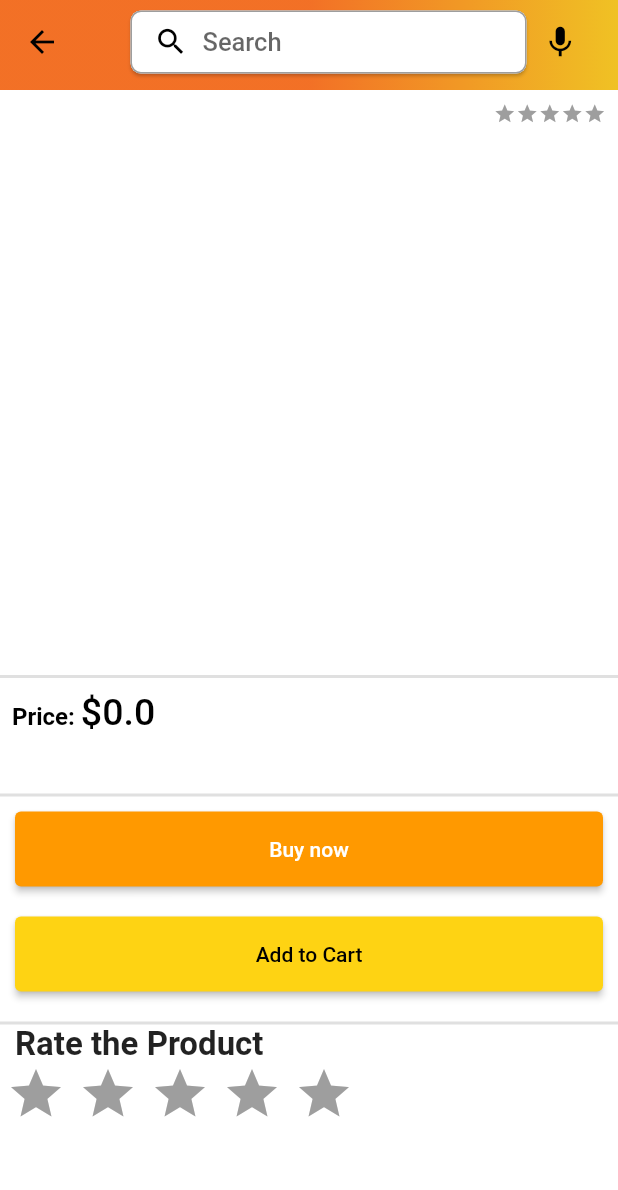
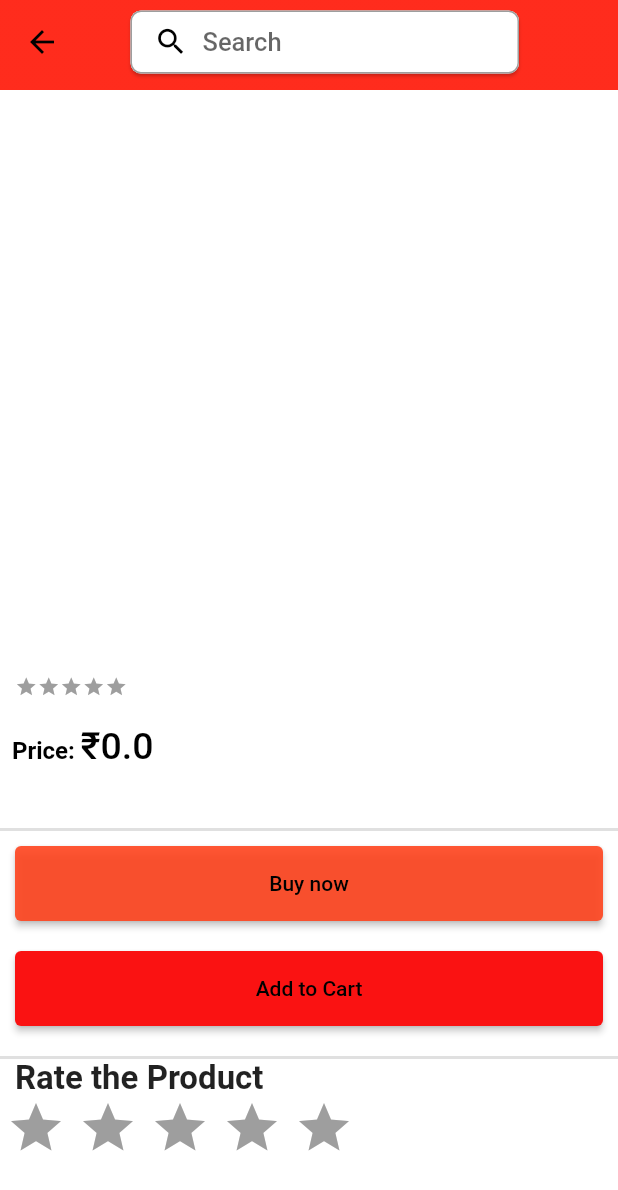
Before and after one commit to Ghoul25/flutter-ecomm-app, a Flutter app: the ProductDetailsScreen screen opened directly with empty values, on a phone screen of 412 x 824 dp. Shown: the top 1190 px of the screen. Run offline on Flutter 3.47's test engine with Material 2 defaults, Android fonts, the phone set to English and light mode, and no system bars; drawn by our look-alikes of carousel_slider, flutter_rating_bar; our stand-ins replace badges, charts_flutter_new, dotted_border, file_picker, shared_preferences; missing offline and left inert: cloudinary_public, pay; accounts and stored records are empty; network calls fail.

Commit message:
app modified

```diff
--- a/lib/common/widgets/custom_button.dart
+++ b/lib/common/widgets/custom_button.dart
@@ -14,17 +14,17 @@ class CustomButton extends StatelessWidget {
   @override
   Widget build(BuildContext context) {
     return ElevatedButton(
+      onPressed: onTap,
+      style: ElevatedButton.styleFrom(
+        minimumSize: const Size(double.infinity, 50),
+        backgroundColor: color,
+      ),
       child: Text(
         text,
         style: TextStyle(
           color: color == null ? Colors.white : Colors.black,
         ),
       ),
-      onPressed: onTap,
-      style: ElevatedButton.styleFrom(
-        minimumSize: const Size(double.infinity, 50),
-        primary: color,
-      ),
     );
   }
 }
--- a/lib/constants/global_variables.dart
+++ b/lib/constants/global_variables.dart
@@ -1,13 +1,13 @@
 import 'package:flutter/material.dart';
 
-String uri = '<ip>';
+String uri = 'http://192.168.122.208:3000';
 
 class GlobalVariables {
   // COLORS
   static const appBarGradient = LinearGradient(
     colors: [
-      Color.fromARGB(230, 241, 108, 42),
-      Color.fromARGB(230, 238, 198, 40),
+      Color.fromARGB(230, 255, 32, 32),
+      Color.fromARGB(230, 255, 32, 32),
     ],
     stops: [0.5, 1.0],
   );
--- a/lib/features/admin/screens/analytics_screen.dart
+++ b/lib/features/admin/screens/analytics_screen.dart
@@ -37,7 +37,7 @@ class _AnalyticsScreenState extends State<AnalyticsScreen> {
         : Column(
             children: [
               Text(
-                '\$$totalSales',
+                '₹ $totalSales',
                 style: const TextStyle(
                   fontSize: 20,
                   fontWeight: FontWeight.bold,
--- a/lib/features/admin/screens/orders_screen.dart
+++ b/lib/features/admin/screens/orders_screen.dart
@@ -22,7 +22,7 @@ class _OrdersScreenState extends State<OrdersScreen> {
     fetchOrders();
   }
 
-  fetchOrders() async {
+  void fetchOrders() async {
     orders = await adminServices.fetchAllOrders(context);
     setState(() {});
   }
--- a/lib/features/admin/screens/posts_screen.dart
+++ b/lib/features/admin/screens/posts_screen.dart
@@ -68,7 +68,7 @@ class _PostsScreenState extends State<PostsScreen> {
                           child: Text(
                             productData.name,
                             overflow: TextOverflow.ellipsis,
-                            maxLines: 1,
+                            maxLines: 2,
                           ),
                         ),
                         IconButton(
@@ -84,9 +84,9 @@ class _PostsScreenState extends State<PostsScreen> {
               },
             ),
             floatingActionButton: FloatingActionButton(
-              child: const Icon(Icons.add),
               onPressed: navigateToAddProduct,
               tooltip: 'Add a Product',
+              child: const Icon(Icons.add),
             ),
             floatingActionButtonLocation: FloatingActionButtonLocation.endFloat,
           );
--- a/lib/features/auth/services/auth_services.dart
+++ b/lib/features/auth/services/auth_services.dart
@@ -3,10 +3,9 @@ import 'dart:convert';
 import 'package:ecommerce_app/common/widgets/bottom_bar.dart';
 import 'package:ecommerce_app/constants/error_handling.dart';
 import 'package:ecommerce_app/constants/utils.dart';
-import 'package:ecommerce_app/features/home/screens/home_screen.dart';
 import 'package:ecommerce_app/models/user.dart';
 import 'package:ecommerce_app/providers/user_provider.dart';
-import 'package:flutter/cupertino.dart';
+import 'package:flutter/material.dart';
 import 'package:http/http.dart' as http;
 import 'package:provider/provider.dart';
 import 'package:shared_preferences/shared_preferences.dart';
@@ -46,7 +45,7 @@ class AuthService {
         onSuccess: () {
           showSnackBar(
             context,
-            'Account created! Login with same credentials.',
+            'Account created! Please Login.',
           );
         },
       );
--- a/lib/features/cart/widgets/cart_product.dart
+++ b/lib/features/cart/widgets/cart_product.dart
@@ -72,7 +72,7 @@ class _CartProductState extends State<CartProduct> {
                     width: 235,
                     padding: const EdgeInsets.only(left: 10, top: 5),
                     child: Text(
-                      '\$${product.price}',
+                      '₹${product.price}',
                       style: const TextStyle(
                         fontSize: 20,
                         fontWeight: FontWeight.bold,
@@ -106,7 +106,7 @@ class _CartProductState extends State<CartProduct> {
                     width: 1.5,
                   ),
                   borderRadius: BorderRadius.circular(5),
-                  color: Colors.lightGreen[500],
+                  color: Colors.redAccent,
                 ),
                 child: Row(
                   children: [
--- a/lib/features/cart/widgets/cart_subtotal.dart
+++ b/lib/features/cart/widgets/cart_subtotal.dart
@@ -24,7 +24,7 @@ class CartSubtotal extends StatelessWidget {
             ),
           ),
           Text(
-            '\$$sum',
+            '₹$sum',
             style: const TextStyle(
               fontSize: 20,
               fontWeight: FontWeight.bold,
--- a/lib/features/home/widgets/address_box.dart
+++ b/lib/features/home/widgets/address_box.dart
@@ -13,8 +13,8 @@ class AddressBox extends StatelessWidget {
       decoration: const BoxDecoration(
         gradient: LinearGradient(
           colors: [
-            Color.fromARGB(255, 255, 162, 0),
-            Color.fromARGB(255, 241, 212, 46),
+            Color.fromARGB(230, 255, 32, 32),
+            Color.fromARGB(230, 255, 32, 32),
           ],
           stops: [0.5, 1.0],
         ),
--- a/lib/features/home/widgets/top_categories.dart
+++ b/lib/features/home/widgets/top_categories.dart
@@ -13,7 +13,7 @@ class TopCategories extends StatelessWidget {
   @override
   Widget build(BuildContext context) {
     return SizedBox(
-      height: 60,
+      height: 80,
       child: ListView.builder(
         itemCount: GlobalVariables.categoryImages.length,
         scrollDirection: Axis.horizontal,
@@ -33,8 +33,8 @@ class TopCategories extends StatelessWidget {
                     child: Image.asset(
                       GlobalVariables.categoryImages[index]['image']!,
                       fit: BoxFit.cover,
-                      height: 40,
-                      width: 40,
+                      height: 60,
+                      width: 60,
                     ),
                   ),
                 ),
--- a/lib/features/product_details/screens/product_details_screen.dart
+++ b/lib/features/product_details/screens/product_details_screen.dart
@@ -2,6 +2,7 @@ import 'package:carousel_slider/carousel_slider.dart';
 import 'package:ecommerce_app/common/widgets/custom_button.dart';
 import 'package:ecommerce_app/common/widgets/star.dart';
 import 'package:ecommerce_app/constants/global_variables.dart';
+import 'package:ecommerce_app/features/address/screens/address_screen.dart';
 import 'package:ecommerce_app/features/product_details/services/product_details_services.dart';
 import 'package:ecommerce_app/features/search/screens/search_screen.dart';
 import 'package:ecommerce_app/models/product.dart';
@@ -56,8 +57,22 @@ class _ProductDetailsScreenState extends State<ProductDetailsScreen> {
     );
   }
 
+  void navigateToAddress(int sum) {
+    Navigator.pushNamed(
+      context,
+      AddressScreen.routeName,
+      arguments: sum.toString(),
+    );
+  }
+
   @override
   Widget build(BuildContext context) {
+    final user = context.watch<UserProvider>().user;
+    int sum = 0;
+    user.cart
+        .map((e) => sum += e['quantity'] * e['product']['price'] as int)
+        .toList();
+
     return Scaffold(
       appBar: PreferredSize(
         preferredSize: const Size.fromHeight(60),
@@ -73,7 +88,7 @@ class _ProductDetailsScreenState extends State<ProductDetailsScreen> {
               Expanded(
                 child: Container(
                   height: 42,
-                  margin: const EdgeInsets.only(left: 15),
+                  margin: const EdgeInsets.only(left: 15, right: 50),
                   child: Material(
                     borderRadius: BorderRadius.circular(7),
                     elevation: 1,
@@ -121,16 +136,16 @@ class _ProductDetailsScreenState extends State<ProductDetailsScreen> {
                   ),
                 ),
               ),
-              Container(
-                color: Colors.transparent,
-                height: 42,
-                margin: const EdgeInsets.symmetric(horizontal: 10),
-                child: const Icon(
-                  Icons.mic,
-                  color: Colors.black,
-                  size: 25,
-                ),
-              )
+              // Container(
+              //   color: Colors.transparent,
+              //   height: 42,
+              //   margin: const EdgeInsets.symmetric(horizontal: 10),
+              //   child: const Icon(
+              //     Icons.mic,
+              //     color: Colors.black,
+              //     size: 25,
+              //   ),
+              // )
             ],
           ),
         ),
@@ -143,26 +158,14 @@ class _ProductDetailsScreenState extends State<ProductDetailsScreen> {
               padding: const EdgeInsets.all(8.0),
               child: Row(
                 mainAxisAlignment: MainAxisAlignment.spaceBetween,
-                children: [
-                  Text(
-                    widget.product.id!,
-                  ),
-                  Stars(
-                    rating: avgRating,
-                  ),
-                ],
-              ),
-            ),
-            Padding(
-              padding: const EdgeInsets.symmetric(
-                vertical: 20,
-                horizontal: 10,
-              ),
-              child: Text(
-                widget.product.name,
-                style: const TextStyle(
-                  fontSize: 15,
-                ),
+                // children: [
+                //   // Text(
+                //   //   widget.product.id!,
+                //   // ),
+                //   // Stars(
+                //   //   rating: avgRating,
+                //   // ),
+                // ],
               ),
             ),
             CarouselSlider(
@@ -182,9 +185,45 @@ class _ProductDetailsScreenState extends State<ProductDetailsScreen> {
                 height: 300,
               ),
             ),
-            Container(
-              color: Colors.black12,
-              height: 2,
+            Padding(
+              padding: const EdgeInsets.symmetric(
+                vertical: 20,
+                horizontal: 10,
+              ),
+              child: Text(
+                widget.product.name,
+                style: const TextStyle(
+                  fontSize: 25,
+                  fontWeight: FontWeight.w700,
+                ),
+              ),
+            ),
+            // CarouselSlider(
+            //   items: widget.product.images.map(
+            //     (i) {
+            //       return Builder(
+            //         builder: (BuildContext context) => Image.network(
+            //           i,
+            //           fit: BoxFit.contain,
+            //           height: 200,
+            //         ),
+            //       );
+            //     },
+            //   ).toList(),
+            //   options: CarouselOptions(
+            //     viewportFraction: 1,
+            //     height: 300,
+            //   ),
+            // ),
+            Padding(
+              padding: const EdgeInsets.only(
+                top: 5,
+                bottom: 10,
+                left: 10,
+              ),
+              child: Stars(
+                rating: avgRating,
+              ),
             ),
             Padding(
               padding: const EdgeInsets.all(8),
@@ -198,7 +237,7 @@ class _ProductDetailsScreenState extends State<ProductDetailsScreen> {
                   ),
                   children: [
                     TextSpan(
-                      text: '\$${widget.product.price}',
+                      text: '₹${widget.product.price}',
                       style: const TextStyle(
                         fontSize: 25,
                         color: Colors.black,
@@ -221,7 +260,8 @@ class _ProductDetailsScreenState extends State<ProductDetailsScreen> {
               padding: const EdgeInsets.all(10),
               child: CustomButton(
                 text: 'Buy now',
-                onTap: () {},
+                onTap: () => navigateToAddress(sum),
+                color: const Color.fromARGB(230, 255, 68, 30),
               ),
             ),
             Padding(
@@ -229,7 +269,7 @@ class _ProductDetailsScreenState extends State<ProductDetailsScreen> {
               child: CustomButton(
                 text: 'Add to Cart',
                 onTap: addToCart,
-                color: const Color.fromARGB(255, 254, 211, 19),
+                color: const Color.fromARGB(255, 250, 18, 18),
               ),
             ),
             const SizedBox(height: 10),
--- a/lib/features/search/widget/searched_product.dart
+++ b/lib/features/search/widget/searched_product.dart
@@ -57,7 +57,7 @@ class SearchedProduct extends StatelessWidget {
                     width: 235,
                     padding: const EdgeInsets.only(left: 10, top: 5),
                     child: Text(
-                      '\$${product.price}',
+                      '₹${product.price}',
                       style: const TextStyle(
                         fontSize: 20,
                         fontWeight: FontWeight.bold,
```
Also changed, not shown: lib/features/account/widgets/top_buttons.dart (+10 -10 lines), lib/features/admin/services/admin_services.dart (+9 -11 lines), lib/features/auth/screens/auth_screen.dart (+13 -9 lines), lib/features/cart/screens/cart_screen.dart (+14 -15 lines), lib/features/home/screens/home_screen.dart (+11 -11 lines), lib/features/home/widgets/daily_deals.dart (+26 -20 lines).
